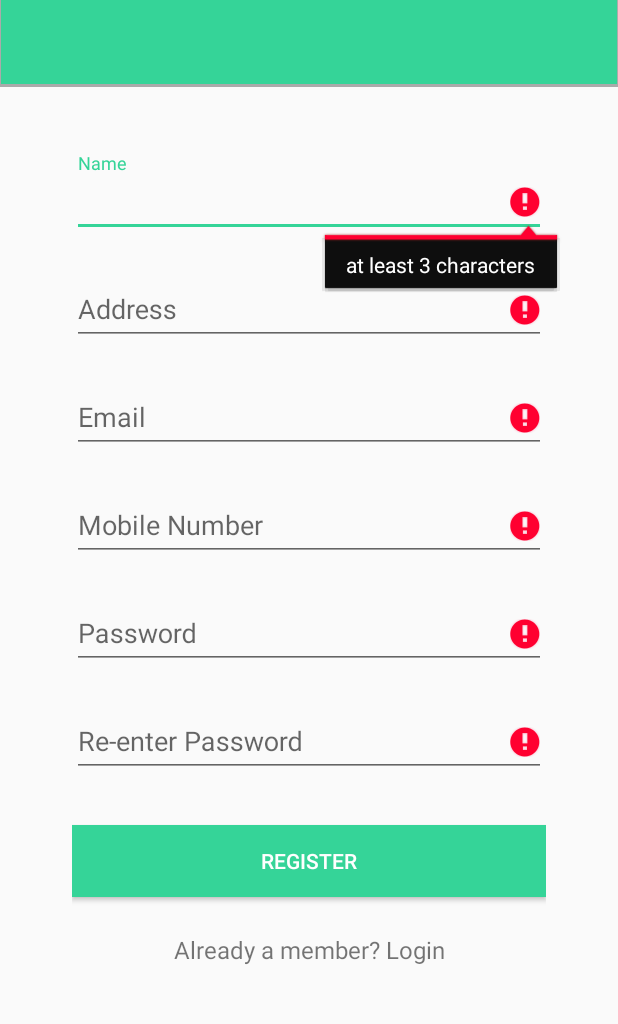
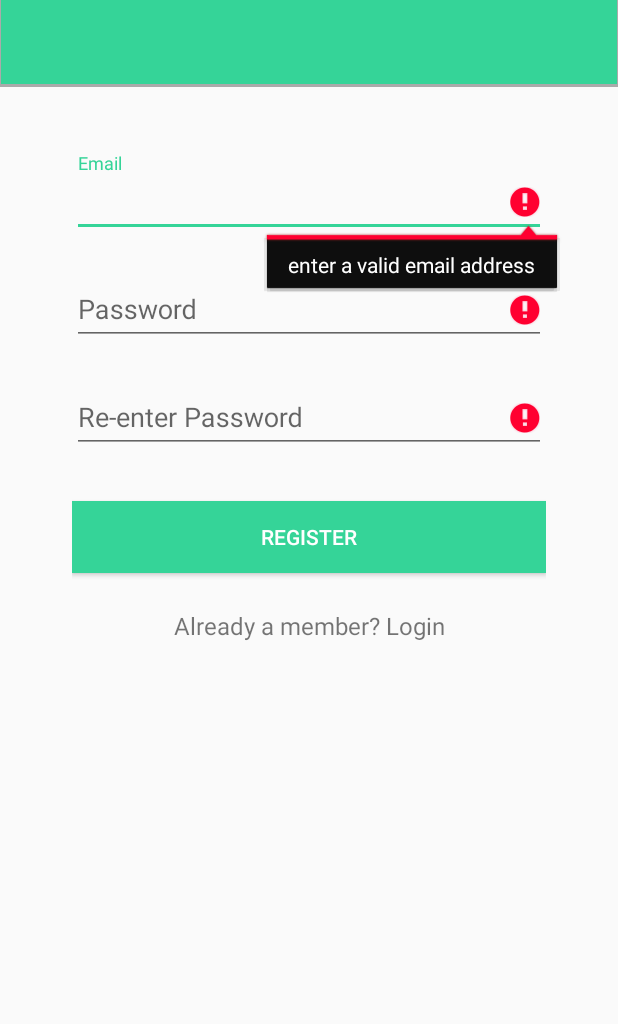
Before and after one commit to changchingchi/Todos, an Android app: the SignupActivity screen opened directly, with no data from a screen before it, after a tap on "REGISTER", on a phone screen of 412 x 824 dp, the part 160-1184 px from its top. Run offline under Robolectric (Android 15) with nearby library versions, the phone set to English and light mode, and no system bars; our stand-ins replace ButterKnife, Firebase (no records; nobody signed in at launch, a user with empty details on screens opened directly); 1 statement that could not run was skipped.

Commit message:
remove unneccesary fields in signup flow for better UX

```diff
--- a/app/src/main/java/com/chchi/todo/SignInActivity/SignupActivity.java
+++ b/app/src/main/java/com/chchi/todo/SignInActivity/SignupActivity.java
@@ -37,14 +37,8 @@ public class SignupActivity extends AppCompatActivity {
     private static final String USER_CHILD = "users" ;
     private ProgressDialog progressDialog;
 
-    @Bind(R.id.input_name)
-    EditText _nameText;
-    @Bind(R.id.input_address)
-    EditText _addressText;
     @Bind(R.id.input_email)
     EditText _emailText;
-    @Bind(R.id.input_mobile)
-    EditText _mobileText;
     @Bind(R.id.input_password)
     EditText _passwordText;
     @Bind(R.id.input_reEnterPassword)
@@ -183,41 +177,15 @@ public class SignupActivity extends AppCompatActivity {
     public boolean validate() {
         boolean valid = true;
 
-        String name = _nameText.getText().toString();
-        String address = _addressText.getText().toString();
         String email = _emailText.getText().toString();
-        String mobile = _mobileText.getText().toString();
         String password = _passwordText.getText().toString();
         String reEnterPassword = _reEnterPasswordText.getText().toString();
-        //mock data first.
-
-        if (name.isEmpty() || name.length() < 3) {
-            _nameText.setError("at least 3 characters");
-            valid = false;
-        } else {
-            _nameText.setError(null);
-        }
-
-        if (address.isEmpty()) {
-            _addressText.setError("Enter Valid Address");
-            valid = false;
-        } else {
-            _addressText.setError(null);
-        }
-
 
         if (email.isEmpty() || !android.util.Patterns.EMAIL_ADDRESS.matcher(email).matches()) {
             _emailText.setError("enter a valid email address");
             valid = false;
         } else {
             _emailText.setError(null);
-        }
-
-        if (mobile.isEmpty() || mobile.length()!=10) {
-            _mobileText.setError("Enter Valid Mobile Number");
-            valid = false;
-        } else {
-            _mobileText.setError(null);
         }
 
         if (password.isEmpty() || password.length() < 4 || password.length() > 10) {
--- a/app/src/main/res/layout/activity_signup.xml
+++ b/app/src/main/res/layout/activity_signup.xml
@@ -43,31 +43,7 @@ android:layout_height="0dp">
 
         <!-- Name Label -->
 
-        <android.support.design.widget.TextInputLayout
-            android:layout_width="match_parent"
-            android:layout_height="wrap_content"
-            android:layout_marginTop="8dp"
-            android:layout_marginBottom="8dp">
-            <EditText android:id="@+id/input_name"
-                android:layout_width="match_parent"
-                android:layout_height="wrap_content"
-                android:inputType="textPersonName"
-                android:hint="Name" />
-        </android.support.design.widget.TextInputLayout>
-
         <!-- Address Label -->
-        <android.support.design.widget.TextInputLayout
-            android:layout_width="match_parent"
-            android:layout_height="wrap_content"
-            android:layout_marginTop="8dp"
-            android:layout_marginBottom="8dp">
-            <EditText android:id="@+id/input_address"
-                android:layout_width="match_parent"
-                android:layout_height="wrap_content"
-                android:inputType="textPostalAddress"
-                android:hint="Address" />
-        </android.support.design.widget.TextInputLayout>
-
 
 
         <!--  Email Label -->
@@ -85,17 +61,6 @@ android:layout_height="0dp">
 
 
         <!-- mobile number -->
-        <android.support.design.widget.TextInputLayout
-            android:layout_width="match_parent"
-            android:layout_height="wrap_content"
-            android:layout_marginTop="8dp"
-            android:layout_marginBottom="8dp">
-            <EditText android:id="@+id/input_mobile"
-                android:layout_width="match_parent"
-                android:layout_height="wrap_content"
-                android:inputType="number"
-                android:hint="Mobile Number" />
-        </android.support.design.widget.TextInputLayout>
 
         <!-- Password Label -->
         <android.support.design.widget.TextInputLayout
```
